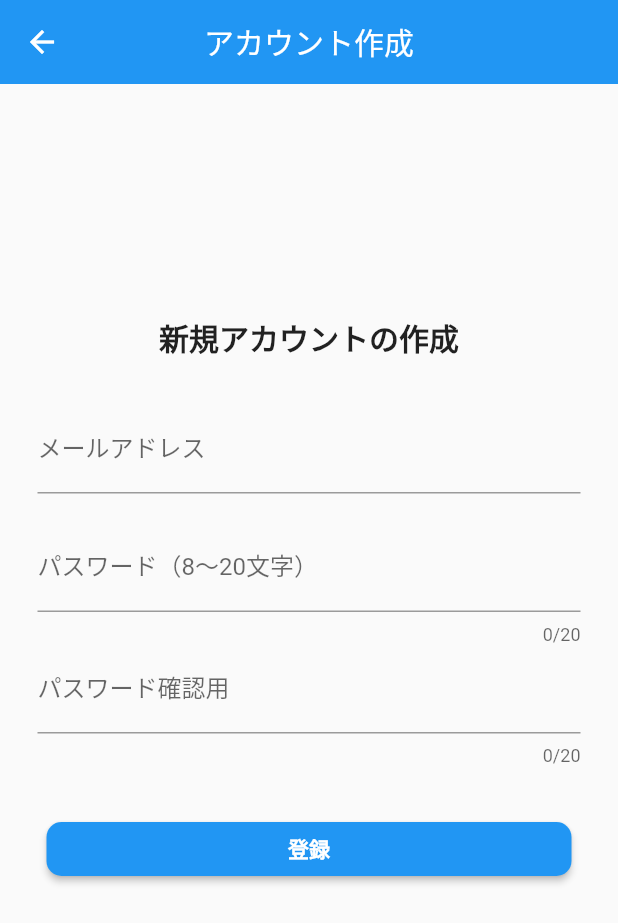
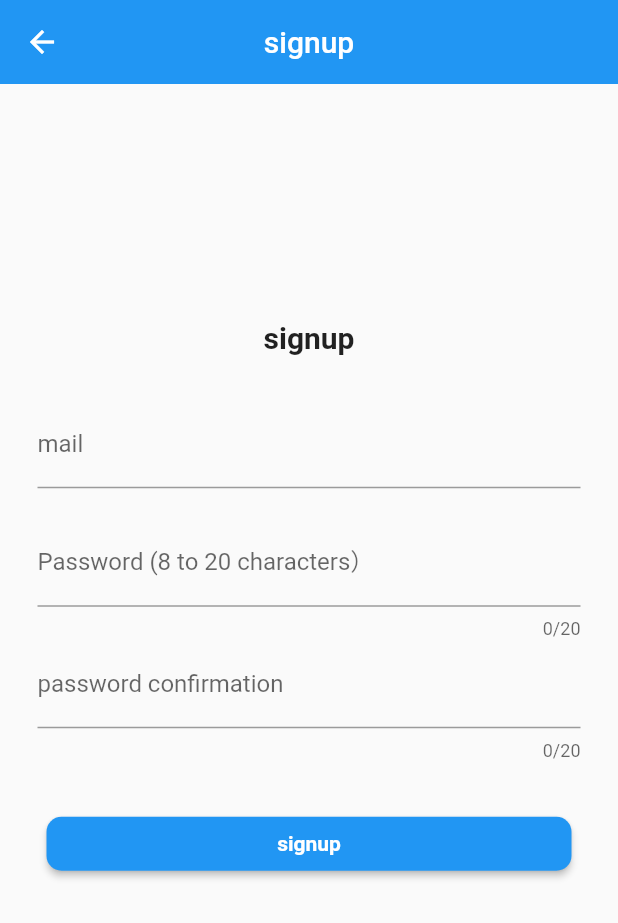
Before and after one commit to kotaitos/allergy, a Flutter app: the SignupScreen screen opened directly, on a phone screen of 412 x 824 dp. Shown: the top 923 px of the screen. Run offline on Flutter 3.47's test engine with Material 2 defaults, Android fonts, the phone set to English and light mode, and no system bars; our stand-ins replace firebase_auth, firebase_core, google_sign_in; accounts and stored records are empty; generated files the repository leaves out were written again; network calls fail.

Commit message:
:+1:localize app.

```diff
--- a/analysis_options.yaml
+++ b/analysis_options.yaml
@@ -27,3 +27,7 @@ linter:
 
 # Additional information about this file can be found at
 # https://dart.dev/guides/language/analysis-options
+
+analyzer:
+  exclude:
+    - '**/l10n/*.dart'
--- /dev/null
+++ b/l10n.yaml
@@ -0,0 +1,5 @@
+arb-dir: lib/l10n
+template-arb-file: app_ja.arb
+output-class: L10n # 任意の設定値 設定した値で多言語化対応文字列を呼び出すことができる
+output-localization-file: l10n.dart
+synthetic-package: false
--- /dev/null
+++ b/lib/l10n/app_en.arb
@@ -0,0 +1,25 @@
+{
+  "@@locale": "en",
+
+  "ui__accounts__button1": "signout",
+  "ui__accounts__popup1__to_logout": "Do you want to sign out?",
+  "ui__accounts__popup1__cancel": "cancel",
+  "ui__accounts__popup1__ok": "OK",
+
+  "ui__home__title": "Home",
+
+  "ui__signin__title": "signin",
+  "ui__signin__mail": "mail",
+  "ui__signin__password": "Password (8 to 20 characters)",
+  "ui__signin__button1": "signin",
+  "ui__signin__reset_mail": "Send a password reset email to the above email address",
+  "ui__signin__button2": "Create an account",
+
+  "ui__signup__title": "signup",
+  "ui__signup__mail": "mail",
+  "ui__signup__password": "Password (8 to 20 characters）",
+  "ui__signup__verify_password": "password confirmation",
+  "ui__signup__button1": "signup",
+  "ui__signup__password_is_not_matched": "Password does not match.",
+  "ui__signup__password_is_not__8_or_more_characters": "Password must be at least 8 characters."
+}
--- /dev/null
+++ b/lib/l10n/app_ja.arb
@@ -0,0 +1,25 @@
+{
+  "@@locale": "ja",
+
+  "ui__accounts__button1": "ログアウト",
+  "ui__accounts__popup1__to_logout": "ログアウトしますか？",
+  "ui__accounts__popup1__cancel": "キャンセル",
+  "ui__accounts__popup1__ok": "OK",
+
+  "ui__home__title": "ホーム画面",
+
+  "ui__signin__title": "サインイン",
+  "ui__signin__mail": "メールアドレス",
+  "ui__signin__password": "パスワード（８〜２０文字）",
+  "ui__signin__button1": "サインイン",
+  "ui__signin__reset_mail": "上記メールアドレスにパスワード再設定メールを送信",
+  "ui__signin__button2": "アカウントを作成する",
+
+  "ui__signup__title": "サインアップ",
+  "ui__signup__mail": "メールアドレス",
+  "ui__signup__password": "パスワード（８〜２０文字）",
+  "ui__signup__verify_password": "パスワード確認用",
+  "ui__signup__button1": "サインアップ",
+  "ui__signup__password_is_not_matched": "パスワードが一致しません。",
+  "ui__signup__password_is_not__8_or_more_characters": "パスワードは8文字以上です。"
+}
--- a/lib/ui/accounts_screen.dart
+++ b/lib/ui/accounts_screen.dart
@@ -1,3 +1,4 @@
+import 'package:allergy/l10n/l10n.dart';
 import 'package:flutter/material.dart';
 import 'package:firebase_auth/firebase_auth.dart';
 import '../widget/tabbed_app_bar.dart';
@@ -9,6 +10,7 @@ class Accounts extends StatelessWidget {
 
   @override
   Widget build(BuildContext context) {
+    final l10n = L10n.of(context)!;
     return Scaffold(
       // メイン画面
       body: Center(
@@ -31,7 +33,7 @@ class Accounts extends StatelessWidget {
                     borderRadius: BorderRadius.circular(10),
                   ),
                 ),
-                child: const Text('ログアウト'),
+                child: Text(l10n.ui__accounts__button1),
 
                 // ボタン１の処理内容（ポップアップを出し、何かを入力させる。）
                 onPressed: () async {
@@ -39,15 +41,15 @@ class Accounts extends StatelessWidget {
                       context: context,
                       builder: (context) {
                         return AlertDialog(
-                          title: const Text('ログアウトしますか？'),
+                          title: Text(l10n.ui__accounts__popup1__to_logout),
                           actions: <Widget>[
                             TextButton(
-                                child: const Text('キャンセル'),
+                                child: Text(l10n.ui__accounts__popup1__cancel),
                                 onPressed: () {
                                   Navigator.pop(context);
                                 }),
                             TextButton(
-                                child: const Text('OK'),
+                                child: Text(l10n.ui__accounts__popup1__ok),
                                 onPressed: () {
                                   FirebaseAuth.instance.signOut();
                                   Navigator.of(context).pushNamed("/signin");
--- a/lib/ui/signin_screen.dart
+++ b/lib/ui/signin_screen.dart
@@ -1,5 +1,6 @@
 // ignore_for_file: non_constant_identifier_names
 
+import 'package:allergy/l10n/l10n.dart';
 import 'package:flutter/material.dart';
 import 'package:firebase_auth/firebase_auth.dart';
 import 'package:flutter/services.dart';
@@ -12,6 +13,8 @@ import '../widget/google_sign_in_button.dart';
 import '../tab_page.dart';
 
 class SigninScreen extends StatefulWidget {
+  const SigninScreen({Key? key}) : super(key: key);
+
   @override
   _SigninScreen createState() => _SigninScreen();
 }
@@ -26,9 +29,11 @@ class _SigninScreen extends State<SigninScreen> {
 
   @override
   Widget build(BuildContext context) {
+    final l10n = L10n.of(context)!;
+
     return Scaffold(
       appBar: AppBar(
-        title: const Text("サインイン"),
+        title: Text(l10n.ui__signin__title),
         backgroundColor: Colors.blue,
         centerTitle: true,
         elevation: 0.0,
@@ -44,9 +49,9 @@ class _SigninScreen extends State<SigninScreen> {
         child: Column(
           mainAxisSize: MainAxisSize.min,
           children: <Widget>[
-            const Padding(
+            Padding(
                 padding: EdgeInsets.fromLTRB(25.0, 0, 25.0, 30.0),
-                child: Text('サインイン',
+                child: Text(l10n.ui__signin__title,
                     style:
                         TextStyle(fontSize: 20, fontWeight: FontWeight.bold))),
 
@@ -54,7 +59,7 @@ class _SigninScreen extends State<SigninScreen> {
             Padding(
                 padding: const EdgeInsets.fromLTRB(25.0, 0, 25.0, 0),
                 child: TextFormField(
-                  decoration: const InputDecoration(labelText: "メールアドレス"),
+                  decoration: InputDecoration(labelText: l10n.ui__signin__mail),
                   onChanged: (String value) {
                     _signin_Email = value;
                   },
@@ -65,7 +70,8 @@ class _SigninScreen extends State<SigninScreen> {
               padding: const EdgeInsets.fromLTRB(25.0, 0, 25.0, 10.0),
               child: TextFormField(
                 maxLengthEnforcement: MaxLengthEnforcement.none,
-                decoration: const InputDecoration(labelText: "パスワード（8～20文字）"),
+                decoration:
+                    InputDecoration(labelText: l10n.ui__signin__password),
                 obscureText: true, // パスワードが見えないようRにする
                 maxLength: 20, // 入力可能な文字数の制限を超える場合の挙動の制御
                 onChanged: (String value) {
@@ -98,8 +104,8 @@ class _SigninScreen extends State<SigninScreen> {
                 ),
 
                 // ボタン内の文字と書式
-                child: const Text(
-                  'ログイン',
+                child: Text(
+                  l10n.ui__signin__button1,
                   style: TextStyle(fontWeight: FontWeight.bold),
                 ),
 
@@ -145,7 +151,7 @@ class _SigninScreen extends State<SigninScreen> {
 
             // ログイン失敗時のエラーメッセージ
             TextButton(
-              child: const Text('上記メールアドレスにパスワード再設定メールを送信'),
+              child: Text(l10n.ui__signin__reset_mail),
               onPressed: () => FirebaseAuth.instance
                   .sendPasswordResetEmail(email: _signin_Email),
             ),
@@ -189,8 +195,8 @@ class _SigninScreen extends State<SigninScreen> {
                     borderRadius: BorderRadius.circular(10),
                   ),
                 ),
-                child: const Text(
-                  'アカウントを作成する',
+                child: Text(
+                  l10n.ui__signin__button2,
                   style: TextStyle(fontWeight: FontWeight.bold),
                 ),
 
--- a/lib/ui/signup_screen.dart
+++ b/lib/ui/signup_screen.dart
@@ -1,3 +1,4 @@
+import 'package:allergy/l10n/l10n.dart';
 import 'package:flutter/material.dart';
 import 'package:firebase_auth/firebase_auth.dart';
 import 'package:flutter/services.dart';
@@ -25,9 +26,10 @@ class _SignupScreenState extends State<SignupScreen> {
 
   @override
   Widget build(BuildContext context) {
+    final l10n = L10n.of(context)!;
     return Scaffold(
       appBar: AppBar(
-        title: const Text("アカウント作成"),
+        title: Text(l10n.ui__signup__title),
         backgroundColor: Colors.blue,
         centerTitle: true,
         elevation: 0.0,
@@ -45,17 +47,18 @@ class _SignupScreenState extends State<SignupScreen> {
           child: Column(
             mainAxisSize: MainAxisSize.min,
             children: <Widget>[
-              const Padding(
-                  padding: EdgeInsets.fromLTRB(25.0, 0, 25.0, 30.0),
-                  child: Text('新規アカウントの作成',
-                      style: TextStyle(
+              Padding(
+                  padding: const EdgeInsets.fromLTRB(25.0, 0, 25.0, 30.0),
+                  child: Text(l10n.ui__signup__title,
+                      style: const TextStyle(
                           fontSize: 20, fontWeight: FontWeight.bold))),
 
               // メールアドレスの入力フォーム
               Padding(
                   padding: const EdgeInsets.fromLTRB(25.0, 0, 25.0, 20.0),
                   child: TextFormField(
-                    decoration: const InputDecoration(labelText: "メールアドレス"),
+                    decoration:
+                        InputDecoration(labelText: l10n.ui__signup__mail),
                     onChanged: (String value) {
                       _newEmail = value;
                     },
@@ -67,7 +70,7 @@ class _SignupScreenState extends State<SignupScreen> {
                 child: TextFormField(
                     maxLengthEnforcement: MaxLengthEnforcement.none,
                     decoration:
-                        const InputDecoration(labelText: "パスワード（8～20文字）"),
+                        InputDecoration(labelText: l10n.ui__signup__password),
                     obscureText: true, // パスワードが見えないようRにする
                     maxLength: 20, // 入力可能な文字数の制限を超える場合の挙動の制御
                     onChanged: (String value) {
@@ -85,7 +88,8 @@ class _SignupScreenState extends State<SignupScreen> {
                 padding: const EdgeInsets.fromLTRB(25.0, 0, 25.0, 10.0),
                 child: TextFormField(
                     maxLengthEnforcement: MaxLengthEnforcement.none,
-                    decoration: const InputDecoration(labelText: "パスワード確認用"),
+                    decoration: InputDecoration(
+                        labelText: l10n.ui__signup__verify_password),
                     obscureText: true, // パスワードが見えないようRにする
                     maxLength: 20, // 入力可能な文字数の制限を超える場合の挙動の制御
                     onChanged: (String value) {
@@ -122,15 +126,15 @@ class _SignupScreenState extends State<SignupScreen> {
                   ),
 
                   // ボタン内の文字と書式
-                  child: const Text(
-                    '登録',
-                    style: TextStyle(fontWeight: FontWeight.bold),
+                  child: Text(
+                    l10n.ui__signup__button1,
+                    style: const TextStyle(fontWeight: FontWeight.bold),
                   ),
                   onPressed: () async {
                     if (_pswd_OK && _pswdvrfy_OK) {
                       if (_newPassword != _newPasswordVerify) {
                         setState(() {
-                          _infoText = 'パスワードが一致しません。';
+                          _infoText = l10n.ui__signup__password_is_not_matched;
                         });
                       } else {
                         try {
@@ -162,7 +166,8 @@ class _SignupScreenState extends State<SignupScreen> {
                       }
                     } else {
                       setState(() {
-                        _infoText = 'パスワードは8文字以上です。';
+                        _infoText = l10n
+                            .ui__signup__password_is_not__8_or_more_characters;
                       });
                     }
                   },
--- a/pubspec.yaml
+++ b/pubspec.yaml
@@ -29,6 +29,9 @@ environment:
 dependencies:
   flutter:
     sdk: flutter
+  flutter_localizations:
+    sdk: flutter
+  intl: ^0.17.0
 
 
   # The following adds the Cupertino Icons font to your application.
@@ -48,6 +51,7 @@ dev_dependencies:
   # package. See that file for information about deactivating specific lint
   # rules and activating additional ones.
   flutter_lints: ^1.0.0
+  build_runner: ^2.1.4
 
 # For information on the generic Dart part of this file, see the
 # following page: https://dart.dev/tools/pub/pubspec
@@ -63,6 +67,8 @@ flutter:
   # To add assets to your application, add an assets section, like this:
   assets:
     - assets/
+
+  generate: true
 
   # An image asset can refer to one or more resolution-specific "variants", see
   # https://flutter.dev/assets-and-images/#resolution-aware.
```
Also changed, not shown: lib/main.dart (+7 -2 lines), lib/ui/home_screen.dart (+9 -6 lines), pubspec.lock, 1 other file.
